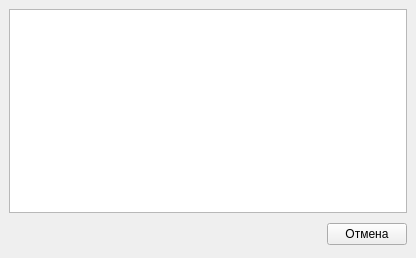
The window that ui/logs.ui (USATU-Project/DesktopHelper) describes before a commit, drawn with Qt 5.
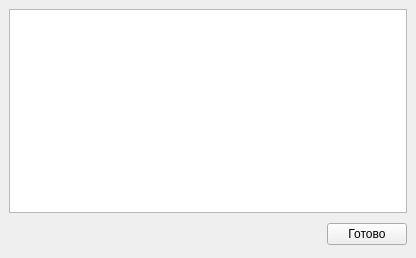
The same window after the commit.

```diff
--- a/ui/logs.ui
+++ b/ui/logs.ui
@@ -45,7 +45,7 @@
          </font>
         </property>
         <property name="text">
-         <string>Отмена</string>
+         <string>Готово</string>
         </property>
        </widget>
       </item>
```
Left out of the diff: 2 changed lines with no effect on the pictures.
